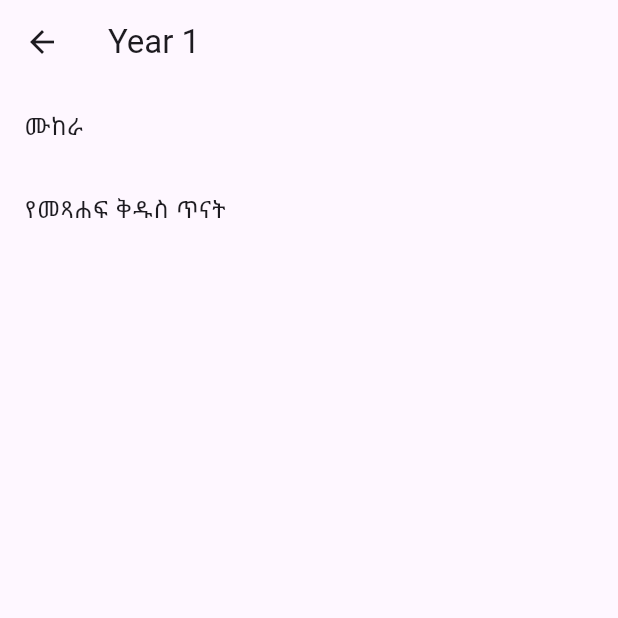
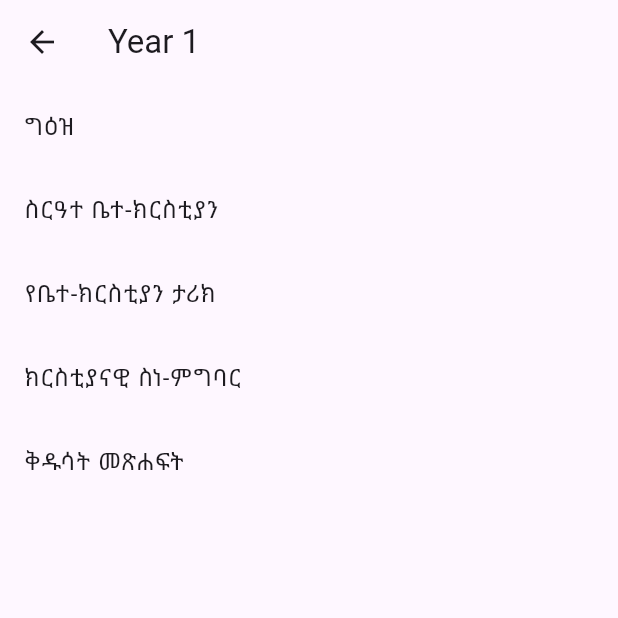
Before and after one commit to anuteshome/MekaneSelamApp, a Flutter app: the screen it shows after launch, after a tap on "Year 1", on a phone screen of 412 x 824 dp, the top half of it. Run offline on Flutter 3.47's test engine with Material 3 defaults, Android fonts, the phone set to English and light mode, and no system bars; missing offline and left inert: flutter_pdfview.

Commit message:
fix: chnaging document of year 7

```diff
--- a/lib/screens/course_screen.dart
+++ b/lib/screens/course_screen.dart
@@ -8,8 +8,11 @@ class CourseScreen extends StatelessWidget {
 
   final Map<String, List<Map<String, String>>> coursesByYear = {
     "Year 1": [
-      {"name": "ሙከራ", "pdf": "assets/pdfs/math.pdf"},
-      {"name": "የመጻሐፍ ቅዱስ ጥናት", "pdf": "assets/pdfs/metshaf.pdf"},
+      {"name": "ግዕዝ", "pdf": "assets/pdfs/Geez7.pdf"},
+      {"name": "ስርዓተ ቤተ-ክርስቲያን", "pdf": "assets/pdfs/Sereatbatkeresetiyan7.pdf"},
+       {"name": "የቤተ-ክርስቲያን ታሪክ", "pdf": "assets/pdfs/Ybytkeresetiyanetarike7.pdf"},
+        {"name": "ክርስቲያናዊ ስነ-ምግባር", "pdf": "assets/pdfs/Kerstanyawisenmegbar7.pdf"},
+         {"name": "ቅዱሳት መጽሐፍት", "pdf": "assets/pdfs/kedusatmetsahft7.pdf"},
     ],
 
     "Year 2": [
```
Also changed, not shown: 6 other files.
